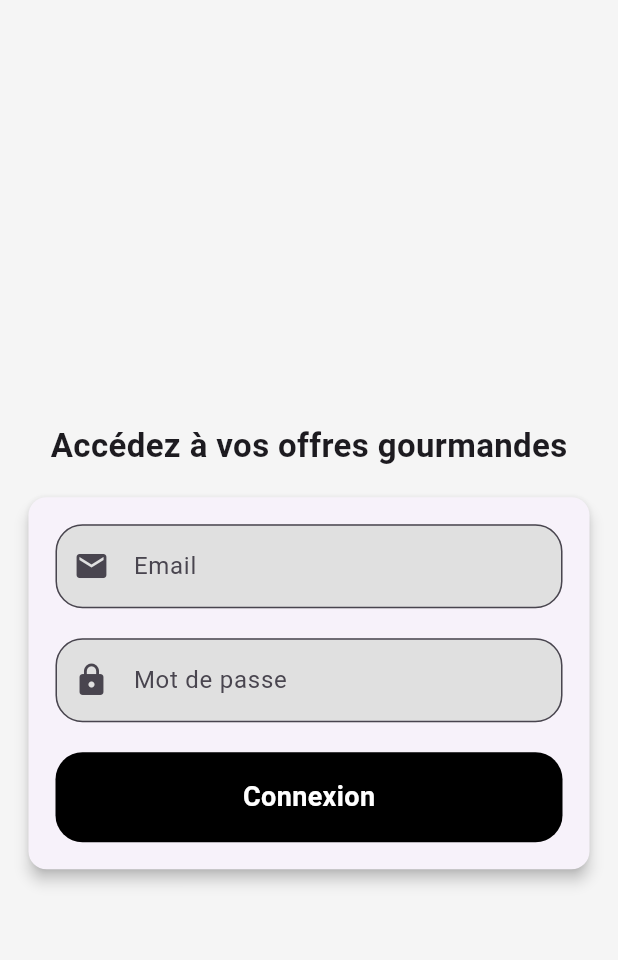
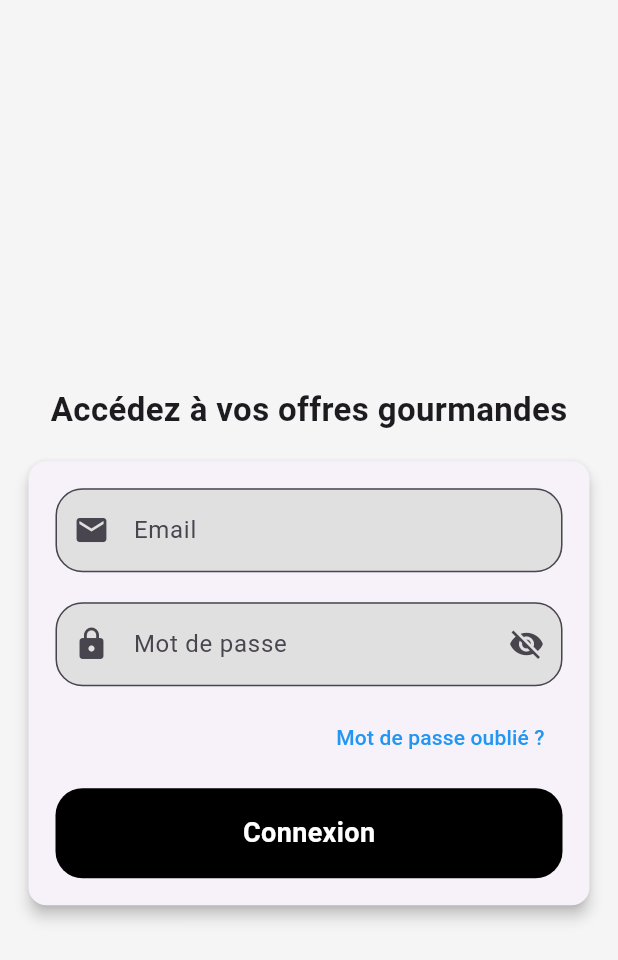
Before and after one commit to AzAnalytics/stripe, a Flutter app: the HomePage screen opened directly, after a tap on the "exit to app" icon, on a phone screen of 412 x 824 dp. Shown: the top 960 px of the screen. Run offline on Flutter 3.47's test engine with Material 3 defaults, Android fonts, the phone set to English and light mode, and no system bars; our stand-ins replace cloud_firestore, cloud_functions, firebase_auth, firebase_core, firebase_storage, qr_flutter and 1 more; missing offline and left inert: firebase_app_check, mobile_scanner; accounts and stored records are empty; network calls fail.

Commit message:
save forget password

```diff
--- a/lib/authentification/login_page.dart
+++ b/lib/authentification/login_page.dart
@@ -1,6 +1,8 @@
-import 'package:firebase_auth/firebase_auth.dart';
 import 'package:flutter/material.dart';
-import 'package:stripe/home_page.dart';
+import 'package:stripe/forgot_password_page.dart';
+import 'package:stripe/service/auth_service.dart';
+import 'package:stripe/widgets/custom_text_filed.dart';
+import 'package:stripe/widgets/password_text_field.dart';
 import 'package:stripe/shared/show_loading.dart';
 
 class LoginPage extends StatefulWidget {
@@ -13,22 +15,12 @@ class LoginPage extends StatefulWidget {
 class _LoginPageState extends State<LoginPage> {
   final TextEditingController emailController = TextEditingController();
   final TextEditingController passwordController = TextEditingController();
-
+  final AuthService _authService = AuthService();
   bool showLoading = false;
 
   @override
-  void dispose() {
-    // Libérer les contrôleurs pour éviter les fuites de mémoire
-    emailController.dispose();
-    passwordController.dispose();
-    super.dispose();
-  }
-
-  @override
   Widget build(BuildContext context) {
-    if (showLoading) {
-      return loading('Connexion en cours...');
-    }
+    if (showLoading) return loading('Connexion en cours...');
 
     return Scaffold(
       appBar: AppBar(
@@ -52,36 +44,38 @@ class _LoginPageState extends State<LoginPage> {
                   padding: const EdgeInsets.all(18.0),
                   child: Column(
                     children: [
-                      TextField(
+                      CustomTextField(
                         controller: emailController,
+                        hintText: "Email",
+                        icon: Icons.email,
                         keyboardType: TextInputType.emailAddress,
-                        decoration: InputDecoration(
-                          hintText: 'Email',
-                          fillColor: Colors.grey.shade300,
-                          prefixIcon: const Icon(Icons.email),
-                          filled: true,
-                          border: OutlineInputBorder(
-                            borderRadius: BorderRadius.circular(18),
-                          ),
+                      ),
+                      const SizedBox(height: 20),
+                      PasswordTextField(controller: passwordController),
+                      const SizedBox(height: 10),
+                      Align(
+                        alignment: Alignment.centerRight,
+                        child: TextButton(
+                          onPressed: () {
+                            Navigator.push(
+                              context,
+                              MaterialPageRoute(builder: (context) => const ForgotPasswordPage()),
+                            );
+                          },
+                          child: const Text("Mot de passe oublié ?", style: TextStyle(color: Colors.blue)),
                         ),
                       ),
-                      const SizedBox(height: 20),
-                      TextField(
-                        controller: passwordController,
-                        obscureText: true, // Cache le mot de passe
-                        decoration: InputDecoration(
-                          hintText: 'Mot de passe',
-                          fillColor: Colors.grey.shade300,
-                          prefixIcon: const Icon(Icons.lock),
-                          filled: true,
-                          border: OutlineInputBorder(
-                            borderRadius: BorderRadius.circular(18),
-                          ),
-                        ),
-                      ),
-                      const SizedBox(height: 20),
+                      const SizedBox(height: 10),
                       GestureDetector(
-                        onTap: loginUser,
+                        onTap: () async {
+                          setState(() => showLoading = true);
+                          String? error = await _authService.loginUser(context, emailController.text, passwordController.text);
+                          setState(() => showLoading = false);
+
+                          if (error != null) {
+                            ScaffoldMessenger.of(context).showSnackBar(SnackBar(content: Text(error)));
+                          }
+                        },
                         child: Container(
                           width: double.infinity,
                           height: 60,
@@ -92,11 +86,7 @@ class _LoginPageState extends State<LoginPage> {
                           alignment: Alignment.center,
                           child: const Text(
                             'Connexion',
-                            style: TextStyle(
-                              color: Colors.white,
-                              fontSize: 18,
-                              fontWeight: FontWeight.bold,
-                            ),
+                            style: TextStyle(color: Colors.white, fontSize: 18, fontWeight: FontWeight.bold),
                           ),
                         ),
                       ),
@@ -110,46 +100,4 @@ class _LoginPageState extends State<LoginPage> {
       ),
     );
   }
-
-  void loginUser() async {
-    setState(() => showLoading = true);
-
-    try {
-      FirebaseAuth auth = FirebaseAuth.instance;
-      await auth.signInWithEmailAndPassword(
-        email: emailController.text.trim(),
-        password: passwordController.text.trim(),
-      );
-
-      if (!mounted) return;
-      setState(() => showLoading = false);
-
-      // ✅ Redirection sans passer d'UID
-      Navigator.pushReplacement(
-        context,
-        MaterialPageRoute(builder: (context) => const HomePage()),
-      );
-    } catch (e) {
-      if (!mounted) return;
-      setState(() => showLoading = false);
-
-      // 🔥 Gestion d'erreur améliorée
-      String errorMessage = "Erreur lors de la connexion";
-      if (e is FirebaseAuthException) {
-        if (e.code == 'user-not-found') {
-          errorMessage = "Aucun utilisateur trouvé avec cet email.";
-        } else if (e.code == 'wrong-password') {
-          errorMessage = "Mot de passe incorrect.";
-        } else if (e.code == 'invalid-email') {
-          errorMessage = "Adresse email invalide.";
-        }
-      }
-
-      // Affichage du message d'erreur
-      ScaffoldMessenger.of(context).showSnackBar(
-        SnackBar(content: Text(errorMessage)),
-      );
-    }
-  }
-
 }
--- /dev/null
+++ b/lib/widgets/custom_text_filed.dart
@@ -0,0 +1,33 @@
+import 'package:flutter/material.dart';
+
+class CustomTextField extends StatelessWidget {
+  final TextEditingController controller;
+  final String hintText;
+  final IconData icon;
+  final TextInputType keyboardType;
+
+  const CustomTextField({
+    super.key,
+    required this.controller,
+    required this.hintText,
+    required this.icon,
+    this.keyboardType = TextInputType.text,
+  });
+
+  @override
+  Widget build(BuildContext context) {
+    return TextField(
+      controller: controller,
+      keyboardType: keyboardType,
+      decoration: InputDecoration(
+        hintText: hintText,
+        fillColor: Colors.grey.shade300,
+        prefixIcon: Icon(icon),
+        filled: true,
+        border: OutlineInputBorder(
+          borderRadius: BorderRadius.circular(18),
+        ),
+      ),
+    );
+  }
+}
--- /dev/null
+++ b/lib/widgets/password_text_field.dart
@@ -0,0 +1,38 @@
+import 'package:flutter/material.dart';
+
+class PasswordTextField extends StatefulWidget {
+  final TextEditingController controller;
+  const PasswordTextField({super.key, required this.controller});
+
+  @override
+  State<PasswordTextField> createState() => _PasswordTextFieldState();
+}
+
+class _PasswordTextFieldState extends State<PasswordTextField> {
+  bool isPasswordVisible = false;
+
+  @override
+  Widget build(BuildContext context) {
+    return TextField(
+      controller: widget.controller,
+      obscureText: !isPasswordVisible,
+      decoration: InputDecoration(
+        hintText: 'Mot de passe',
+        fillColor: Colors.grey.shade300,
+        prefixIcon: const Icon(Icons.lock),
+        filled: true,
+        border: OutlineInputBorder(
+          borderRadius: BorderRadius.circular(18),
+        ),
+        suffixIcon: IconButton(
+          icon: Icon(isPasswordVisible ? Icons.visibility : Icons.visibility_off),
+          onPressed: () {
+            setState(() {
+              isPasswordVisible = !isPasswordVisible;
+            });
+          },
+        ),
+      ),
+    );
+  }
+}
```
Also changed, not shown: lib/forgot_password_page.dart (added, +68 -0 lines), lib/service/auth_service.dart (+53 -0 lines).
